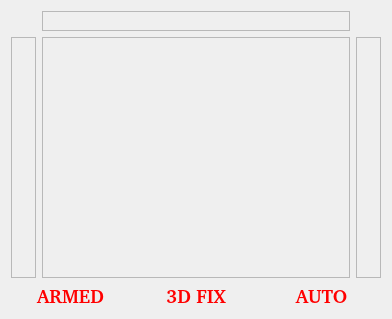
Above: src/main/python/gust/gui/ui/hud_widget.ui from drjdlarson/gust before the change. Below: the same form after it.
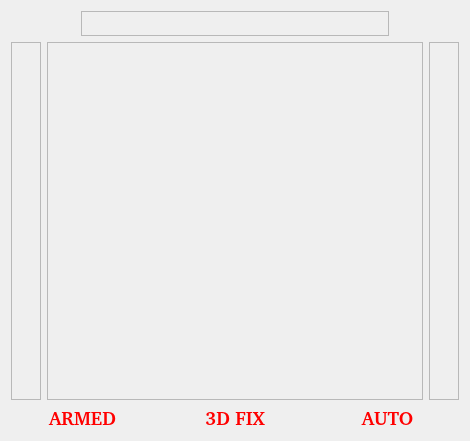
That is the form after the change.

Patch:
```diff
--- a/src/main/python/gust/gui/ui/hud_widget.ui
+++ b/src/main/python/gust/gui/ui/hud_widget.ui
@@ -6,8 +6,8 @@
    <rect>
     <x>0</x>
     <y>0</y>
-    <width>392</width>
-    <height>319</height>
+    <width>470</width>
+    <height>441</height>
    </rect>
   </property>
   <property name="minimumSize">
@@ -36,7 +36,7 @@
        <property name="minimumSize">
         <size>
          <width>308</width>
-         <height>20</height>
+         <height>25</height>
         </size>
        </property>
        <property name="maximumSize">
@@ -71,9 +71,15 @@
     <layout class="QHBoxLayout" name="horizontalLayout_2" stretch="0,1,0">
      <item>
       <widget class="QFrame" name="frame_left">
+       <property name="sizePolicy">
+        <sizepolicy hsizetype="Expanding" vsizetype="Expanding">
+         <horstretch>0</horstretch>
+         <verstretch>0</verstretch>
+        </sizepolicy>
+       </property>
        <property name="minimumSize">
         <size>
-         <width>25</width>
+         <width>30</width>
          <height>150</height>
         </size>
        </property>
@@ -98,9 +104,15 @@
      </item>
      <item>
       <widget class="QFrame" name="frame_right">
+       <property name="sizePolicy">
+        <sizepolicy hsizetype="Expanding" vsizetype="Expanding">
+         <horstretch>0</horstretch>
+         <verstretch>0</verstretch>
+        </sizepolicy>
+       </property>
        <property name="minimumSize">
         <size>
-         <width>25</width>
+         <width>30</width>
          <height>150</height>
         </size>
        </property>
@@ -116,6 +128,9 @@
    </item>
    <item>
     <layout class="QHBoxLayout" name="horizontalLayout">
+     <property name="spacing">
+      <number>10</number>
+     </property>
      <item>
       <widget class="QLabel" name="label_arm">
        <property name="font">
```
Left out of the diff: 1 changed line with no effect on the pictures.
